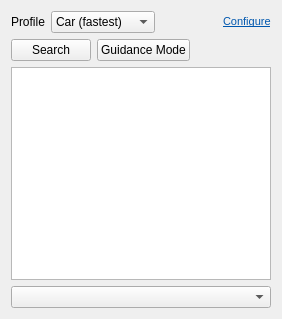
KDE/marble, file src/lib/routing/RoutingWidget.ui: the form before one commit.
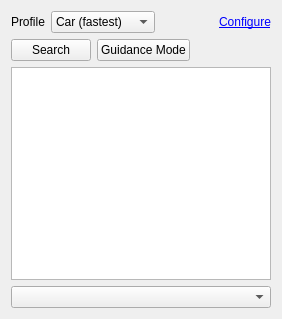
The form after the commit.

Commit message: Removed the hardcoded font settings added by QtDesigner. Improves visibility on Maemo.

The edit to the form file:
```diff
--- a/src/lib/routing/RoutingWidget.ui
+++ b/src/lib/routing/RoutingWidget.ui
@@ -63,11 +63,7 @@
         <string>Show or hide routing options</string>
        </property>
        <property name="text">
-        <string>&lt;!DOCTYPE HTML PUBLIC &quot;-//W3C//DTD HTML 4.0//EN&quot; &quot;http://www.w3.org/TR/REC-html40/strict.dtd&quot;&gt;
-&lt;html&gt;&lt;head&gt;&lt;meta name=&quot;qrichtext&quot; content=&quot;1&quot; /&gt;&lt;style type=&quot;text/css&quot;&gt;
-p, li { white-space: pre-wrap; }
-&lt;/style&gt;&lt;/head&gt;&lt;body style=&quot; font-family:'Sans Serif'; font-size:9pt; font-weight:400; font-style:normal;&quot;&gt;
-&lt;p style=&quot; margin-top:0px; margin-bottom:0px; margin-left:0px; margin-right:0px; -qt-block-indent:0; text-indent:0px;&quot;&gt;&lt;a href=&quot;http://edu.kde.org/marble&quot;&gt;&lt;span style=&quot; font-family:'DejaVu Sans'; font-size:8pt; text-decoration: underline; color:#0057ae;&quot;&gt;Configure&lt;/span&gt;&lt;/a&gt;&lt;/p&gt;&lt;/body&gt;&lt;/html&gt;</string>
+        <string>&lt;a href="http://edu.kde.org"&gt;Configure&lt;/a&gt;</string>
        </property>
        <property name="textFormat">
         <enum>Qt::RichText</enum>
```
